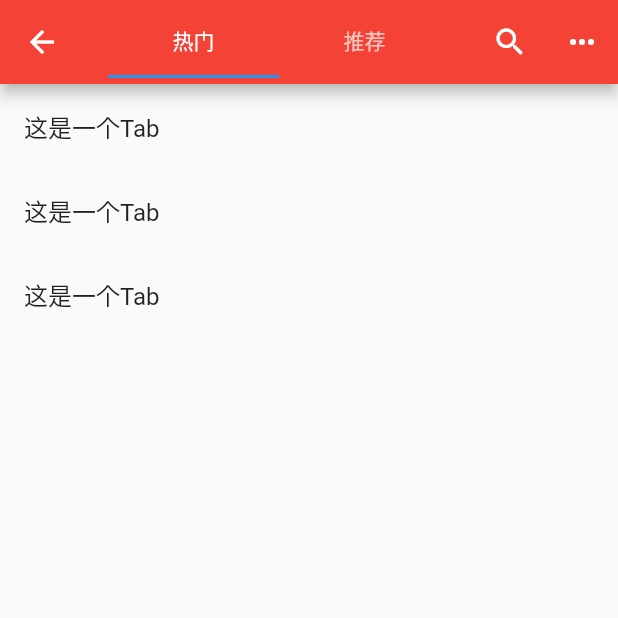
After one commit to PatrickStarM/flutter_code, a Flutter app: the screen it shows after launch, after a tap on "AppBar", on a phone screen of 412 x 824 dp, the top half of it. The commit adds this screen. Run offline on Flutter 3.47's test engine with Material 2 defaults, Android fonts, the phone set to English and light mode, and no system bars; network calls fail.

Commit message:
feat: flutter自定义顶部导航&侧边栏

```diff
--- /dev/null
+++ b/lib/pages/AppBarPage.dart
@@ -0,0 +1,79 @@
+import 'package:flutter/material.dart';
+
+class AppBarPage extends StatelessWidget {
+  const AppBarPage({Key? key}) : super(key: key);
+
+  @override
+  Widget build(BuildContext context) {
+    return MaterialApp(
+      debugShowCheckedModeBanner: false,
+      home: DefaultTabController(
+        length: 2,
+        child: Scaffold(
+          appBar: AppBar(
+            backgroundColor: Colors.red,
+            leading: IconButton(
+              icon: const Icon(Icons.arrow_back),
+              tooltip: "返回",
+              onPressed: () {
+                Navigator.of(context).pop();
+              },
+            ),
+            title: Row(
+              mainAxisAlignment: MainAxisAlignment.spaceEvenly,
+              children: const <Widget>[
+                Expanded(
+                  flex: 1,
+                  child: TabBar(
+                    tabs: <Widget>[
+                      Tab(text: "热门"),
+                      Tab(text: "推荐"),
+                    ],
+                  ),
+                )
+              ],
+            ),
+            actions: <Widget>[
+              IconButton(
+                onPressed: () {
+                  print('Search Pressed');
+                },
+                icon: const Icon(Icons.search),
+                tooltip: "Search",
+              ),
+              IconButton(
+                onPressed: () {
+                  print('more_horiz Pressed');
+                },
+                icon: const Icon(Icons.more_horiz),
+                tooltip: "more_horiz",
+              ),
+            ],
+            // bottom: const TabBar(tabs: <Widget>[
+            //   Tab(text: "热门"),
+            //   Tab(text: '推荐'),
+            // ]),
+          ),
+          body: TabBarView(
+            children: [
+              ListView(
+                children: const <Widget>[
+                  ListTile(title: Text("这是一个Tab")),
+                  ListTile(title: Text("这是一个Tab")),
+                  ListTile(title: Text("这是一个Tab"))
+                ],
+              ),
+              ListView(
+                children: const <Widget>[
+                  ListTile(title: Text("这是二个Tab")),
+                  ListTile(title: Text("这是二个Tab")),
+                  ListTile(title: Text("这是二个Tab"))
+                ],
+              ),
+            ],
+          ),
+        ),
+      ),
+    );
+  }
+}
--- a/lib/pages/tabs/Home.dart
+++ b/lib/pages/tabs/Home.dart
@@ -36,7 +36,24 @@ class _HomePageState extends State<HomePage> {
             //     (route) => route == null
             // ); // 返回根路由
           },
-
+        ),
+        ElevatedButton(
+          child: const Text("AppBar"),
+          onPressed: () {
+            Navigator.pushNamed(context, "/appBar");
+          },
+        ),
+        ElevatedButton(
+          child: const Text("顶部tab切换"),
+          onPressed: () {
+            Navigator.pushNamed(context, "/appBar1");
+          },
+        ),
+        ElevatedButton(
+          child: const Text("侧边"),
+          onPressed: () {
+            Navigator.pushNamed(context, "/drawer");
+          },
         ),
       ],
     ));
```
Also changed, not shown: lib/pages/AppBarPage1.dart (added, +56 -0 lines), lib/pages/DrawerPage.dart (added, +56 -0 lines), lib/pages/DrawerPage1.dart (added, +57 -0 lines), lib/routes.dart (+7 -0 lines).
